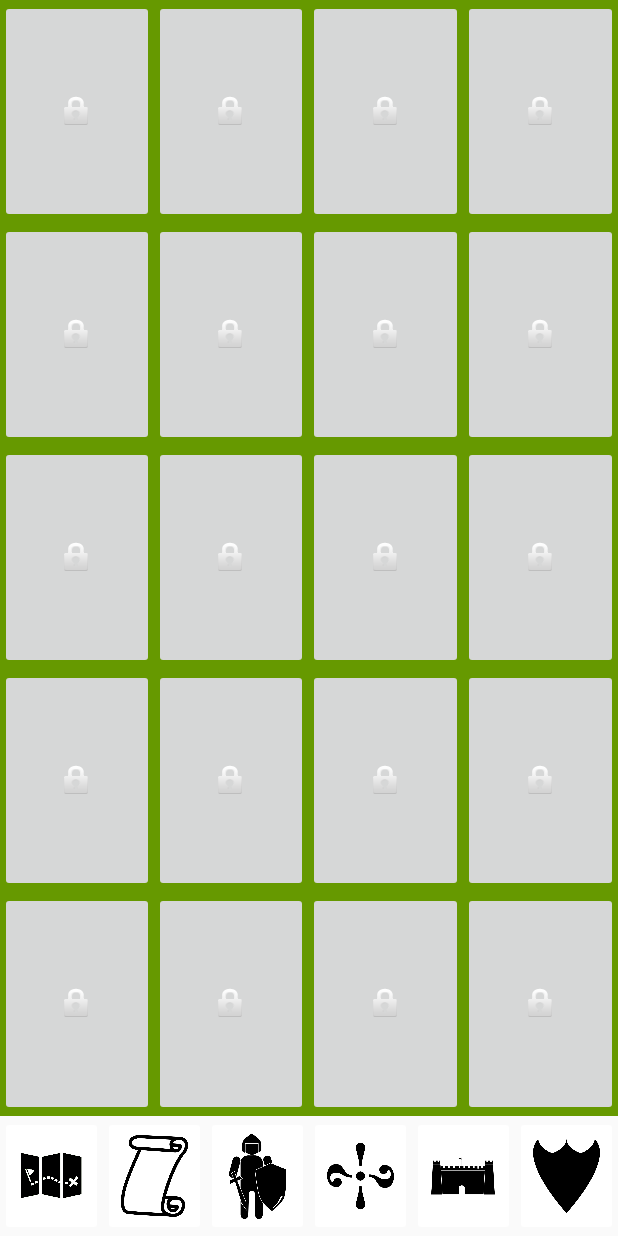
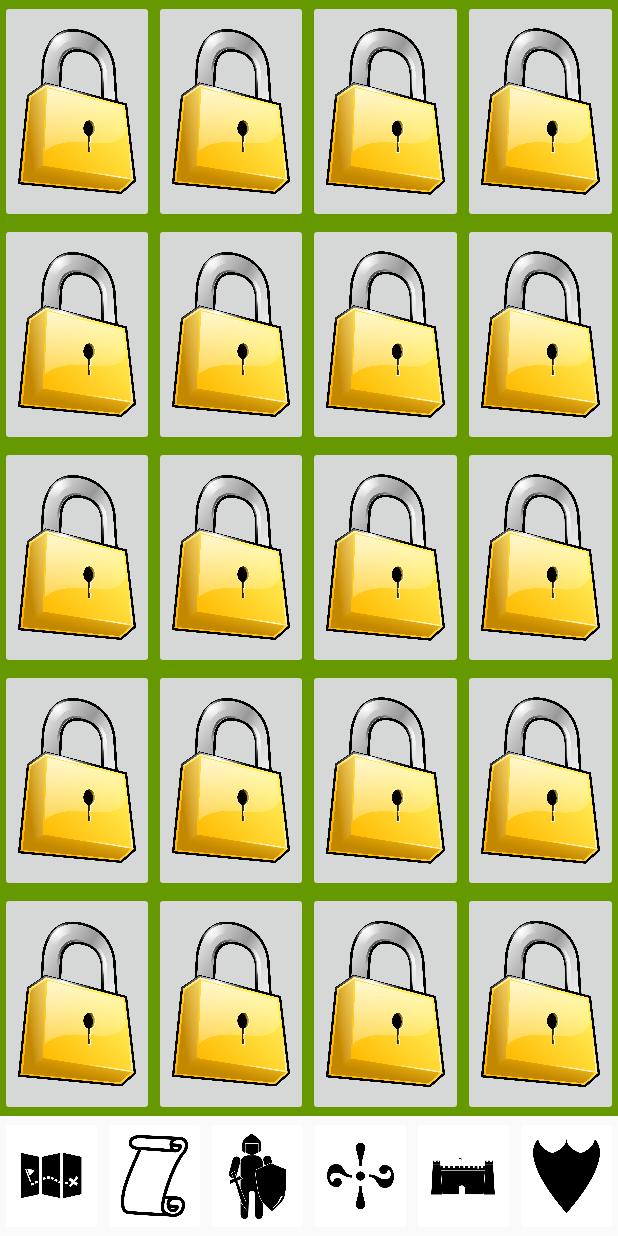
Before and after one commit to RPGFitnessTeam/RPGFitness, an Android app: the layout kingdom_main.xml on its own in the app's theme, with its tools: preview values and no code run, on a phone screen of 412 x 824 dp. Run offline under Robolectric (Android 15) with nearby library versions, the phone set to English and light mode, and no system bars.

Commit message:
Add lock padlock image and update XML
Add lock padlock image and update XML

```diff
--- a/RPG_Fitness_App/app/src/main/res/layout/kingdom_main.xml
+++ b/RPG_Fitness_App/app/src/main/res/layout/kingdom_main.xml
@@ -2,7 +2,8 @@
 <RelativeLayout
         xmlns:android="http://schemas.android.com/apk/res/android"
         xmlns:app="http://schemas.android.com/apk/res-auto"
-        android:layout_width="match_parent"
+    xmlns:tools="http://schemas.android.com/tools"
+    android:layout_width="match_parent"
         android:layout_height="match_parent">
 
         <include layout="@layout/footer" />
@@ -27,28 +28,36 @@
                         android:layout_width="0dp"
                         android:layout_height="match_parent"
                         android:layout_weight="1"
-                        app:srcCompat="@android:drawable/ic_lock_idle_lock" />
+                        app:srcCompat="@drawable/lock_padlock"
+                        android:adjustViewBounds="true"
+                        android:scaleType="fitCenter" />
 
                     <ImageButton
                         android:id="@+id/imageButton1"
                         android:layout_width="0dp"
                         android:layout_height="match_parent"
                         android:layout_weight="1"
-                        app:srcCompat="@android:drawable/ic_lock_idle_lock" />
+                        app:srcCompat="@drawable/lock_padlock"
+                        android:adjustViewBounds="true"
+                        android:scaleType="fitCenter" />
 
                     <ImageButton
                         android:id="@+id/imageButton2"
                         android:layout_width="0dp"
                         android:layout_height="match_parent"
                         android:layout_weight="1"
-                        app:srcCompat="@android:drawable/ic_lock_idle_lock" />
+                        app:srcCompat="@drawable/lock_padlock"
+                        android:adjustViewBounds="true"
+                        android:scaleType="fitCenter" />
 
                     <ImageButton
                         android:id="@+id/imageButton3"
                         android:layout_width="0dp"
                         android:layout_height="match_parent"
                         android:layout_weight="1"
-                        app:srcCompat="@android:drawable/ic_lock_idle_lock" />
+                        app:srcCompat="@drawable/lock_padlock"
+                        android:adjustViewBounds="true"
+                        android:scaleType="fitCenter" />
                 </TableRow>
 
                 <TableRow
@@ -61,28 +70,36 @@
                         android:layout_width="0dp"
                         android:layout_height="match_parent"
                         android:layout_weight="1"
-                        app:srcCompat="@android:drawable/ic_lock_idle_lock" />
+                        android:adjustViewBounds="true"
+                        android:scaleType="fitCenter"
+                        app:srcCompat="@drawable/lock_padlock" />
 
                     <ImageButton
                         android:id="@+id/imageButton5"
                         android:layout_width="0dp"
                         android:layout_height="match_parent"
                         android:layout_weight="1"
-                        app:srcCompat="@android:drawable/ic_lock_idle_lock" />
+                        android:adjustViewBounds="true"
+                        android:scaleType="fitCenter"
+                        app:srcCompat="@drawable/lock_padlock" />
 
                     <ImageButton
                         android:id="@+id/imageButton6"
                         android:layout_width="0dp"
                         android:layout_height="match_parent"
                         android:layout_weight="1"
-                        app:srcCompat="@android:drawable/ic_lock_idle_lock" />
+                        android:adjustViewBounds="true"
+                        android:scaleType="fitCenter"
+                        app:srcCompat="@drawable/lock_padlock" />
 
                     <ImageButton
                         android:id="@+id/imageButton7"
                         android:layout_width="0dp"
                         android:layout_height="match_parent"
                         android:layout_weight="1"
-                        app:srcCompat="@android:drawable/ic_lock_idle_lock" />
+                        android:adjustViewBounds="true"
+                        android:scaleType="fitCenter"
+                        app:srcCompat="@drawable/lock_padlock" />
                 </TableRow>
 
                 <TableRow
@@ -95,28 +112,36 @@
                         android:layout_width="0dp"
                         android:layout_height="match_parent"
                         android:layout_weight="1"
-                        app:srcCompat="@android:drawable/ic_lock_idle_lock" />
+                        app:srcCompat="@drawable/lock_padlock"
+                        android:adjustViewBounds="true"
+                        android:scaleType="fitCenter" />
 
                     <ImageButton
                         android:id="@+id/imageButton9"
                         android:layout_width="0dp"
                         android:layout_height="match_parent"
                         android:layout_weight="1"
-                        app:srcCompat="@android:drawable/ic_lock_idle_lock" />
+                        app:srcCompat="@drawable/lock_padlock"
+                        android:adjustViewBounds="true"
+                        android:scaleType="fitCenter" />
 
                     <ImageButton
                         android:id="@+id/imageButton10"
                         android:layout_width="0dp"
                         android:layout_height="match_parent"
                         android:layout_weight="1"
-                        app:srcCompat="@android:drawable/ic_lock_idle_lock" />
+                        app:srcCompat="@drawable/lock_padlock"
+                        android:adjustViewBounds="true"
+                        android:scaleType="fitCenter" />
 
                     <ImageButton
                         android:id="@+id/imageButton11"
                         android:layout_width="0dp"
                         android:layout_height="match_parent"
                         android:layout_weight="1"
-                        app:srcCompat="@android:drawable/ic_lock_idle_lock" />
+                        app:srcCompat="@drawable/lock_padlock"
+                        android:adjustViewBounds="true"
+                        android:scaleType="fitCenter" />
                 </TableRow>
 
                 <TableRow
@@ -129,28 +154,36 @@
                         android:layout_width="0dp"
                         android:layout_height="match_parent"
                         android:layout_weight="1"
-                        app:srcCompat="@android:drawable/ic_lock_idle_lock" />
+                        app:srcCompat="@drawable/lock_padlock"
+                        android:adjustViewBounds="true"
+                        android:scaleType="fitCenter" />
 
                     <ImageButton
                         android:id="@+id/imageButton13"
                         android:layout_width="0dp"
                         android:layout_height="match_parent"
                         android:layout_weight="1"
-                        app:srcCompat="@android:drawable/ic_lock_idle_lock" />
+                        app:srcCompat="@drawable/lock_padlock"
+                        android:adjustViewBounds="true"
+                        android:scaleType="fitCenter" />
 
                     <ImageButton
                         android:id="@+id/imageButton14"
                         android:layout_width="0dp"
                         android:layout_height="match_parent"
                         android:layout_weight="1"
-                        app:srcCompat="@android:drawable/ic_lock_idle_lock" />
+                        app:srcCompat="@drawable/lock_padlock"
+                        android:adjustViewBounds="true"
+                        android:scaleType="fitCenter" />
 
                     <ImageButton
                         android:id="@+id/imageButton15"
                         android:layout_width="0dp"
                         android:layout_height="match_parent"
                         android:layout_weight="1"
-                        app:srcCompat="@android:drawable/ic_lock_idle_lock" />
+                        app:srcCompat="@drawable/lock_padlock"
+                        android:adjustViewBounds="true"
+                        android:scaleType="fitCenter" />
                 </TableRow>
 
                 <TableRow
@@ -163,28 +196,36 @@
                         android:layout_width="0dp"
                         android:layout_height="match_parent"
                         android:layout_weight="1"
-                        app:srcCompat="@android:drawable/ic_lock_idle_lock" />
+                        app:srcCompat="@drawable/lock_padlock"
+                        android:adjustViewBounds="true"
+                        android:scaleType="fitCenter" />
 
                     <ImageButton
                         android:id="@+id/imageButton17"
                         android:layout_width="0dp"
                         android:layout_height="match_parent"
                         android:layout_weight="1"
-                        app:srcCompat="@android:drawable/ic_lock_idle_lock" />
+                        app:srcCompat="@drawable/lock_padlock"
+                        android:adjustViewBounds="true"
+                        android:scaleType="fitCenter" />
 
                     <ImageButton
                         android:id="@+id/imageButton18"
                         android:layout_width="0dp"
                         android:layout_height="match_parent"
                         android:layout_weight="1"
-                        app:srcCompat="@android:drawable/ic_lock_idle_lock" />
+                        app:srcCompat="@drawable/lock_padlock"
+                        android:adjustViewBounds="true"
+                        android:scaleType="fitCenter" />
 
                     <ImageButton
                         android:id="@+id/imageButton19"
                         android:layout_width="0dp"
                         android:layout_height="match_parent"
                         android:layout_weight="1"
-                        app:srcCompat="@android:drawable/ic_lock_idle_lock" />
+                        app:srcCompat="@drawable/lock_padlock"
+                        android:adjustViewBounds="true"
+                        android:scaleType="fitCenter" />
                 </TableRow>
             </TableLayout>
 
```
Also changed, not shown: RPG_Fitness_App/app/src/main/res/drawable/lock_padlock.png (added).
